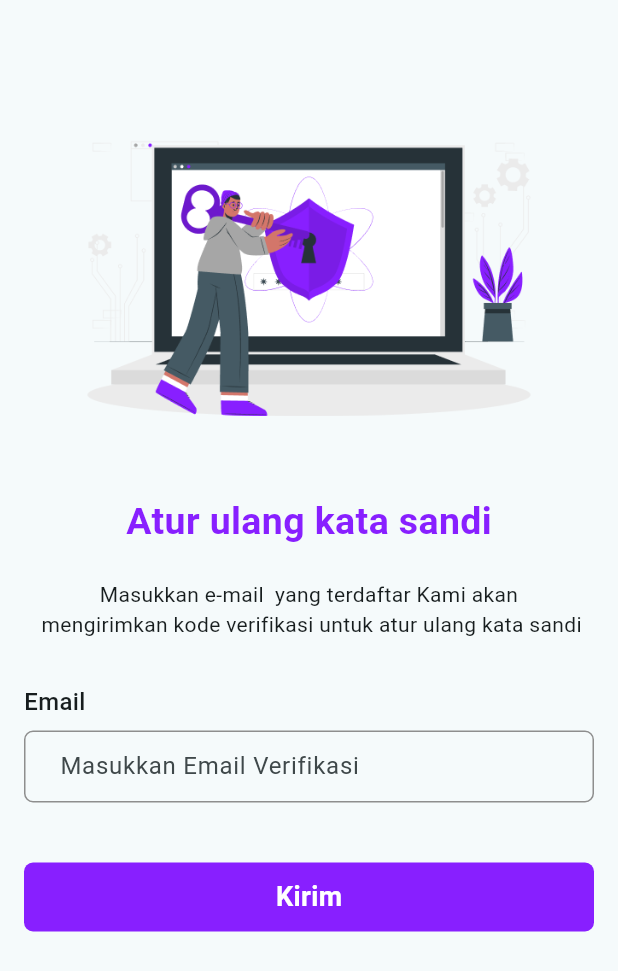
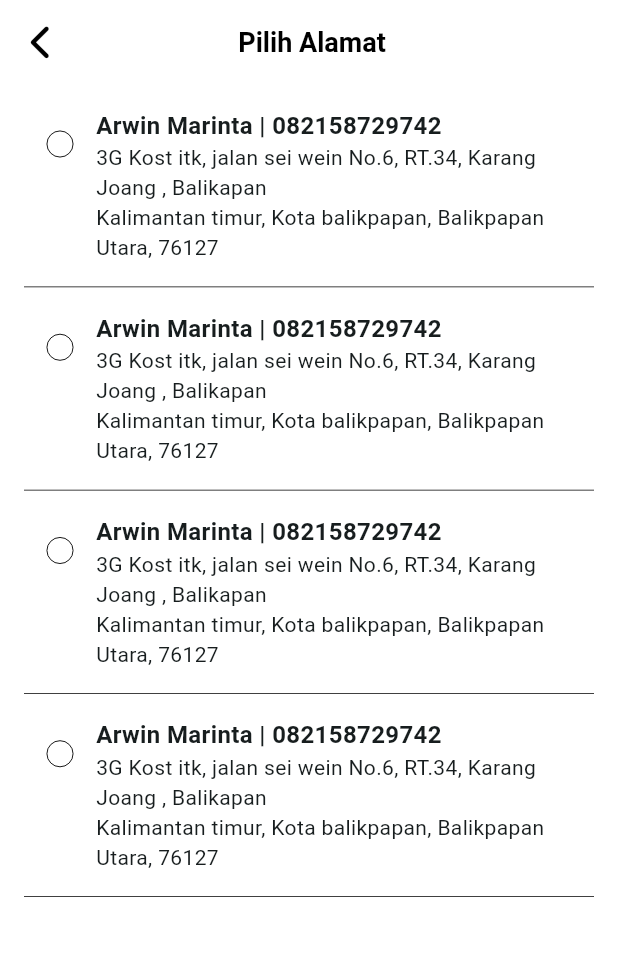
Before and after one commit to ArwinMarinta/Mobile-RentCost, a Flutter app: the screen it shows after launch, on a phone screen of 412 x 824 dp. Shown: the top 971 px of the screen. Run offline on Flutter 3.47's test engine with Material 3 defaults, Android fonts, the phone set to English and light mode, and no system bars; our stand-ins replace carousel_slider, dotted_border, go_router, icons_plus.

Commit message:
slice: select_address screen

```diff
--- /dev/null
+++ b/lib/features/model/address.dart
@@ -0,0 +1,45 @@
+class AddressType {
+  int id;
+  String fullName;
+  String phoneNumber;
+  String address1;
+  String address2;
+
+  AddressType(
+      {required this.id,
+      required this.fullName,
+      required this.phoneNumber,
+      required this.address1,
+      required this.address2});
+}
+
+var addressList = [
+  AddressType(
+      id: 1,
+      fullName: "Arwin Marinta",
+      phoneNumber: "082158729742",
+      address1:
+          "3G Kost itk, jalan sei wein No.6, RT.34, Karang Joang , Balikapan",
+      address2: "Kalimantan timur, Kota balikpapan, Balikpapan Utara, 76127"),
+  AddressType(
+      id: 2,
+      fullName: "Arwin Marinta",
+      phoneNumber: "082158729742",
+      address1:
+          "3G Kost itk, jalan sei wein No.6, RT.34, Karang Joang , Balikapan",
+      address2: "Kalimantan timur, Kota balikpapan, Balikpapan Utara, 76127"),
+  AddressType(
+      id: 3,
+      fullName: "Arwin Marinta",
+      phoneNumber: "082158729742",
+      address1:
+          "3G Kost itk, jalan sei wein No.6, RT.34, Karang Joang , Balikapan",
+      address2: "Kalimantan timur, Kota balikpapan, Balikpapan Utara, 76127"),
+  AddressType(
+      id: 4,
+      fullName: "Arwin Marinta",
+      phoneNumber: "082158729742",
+      address1:
+          "3G Kost itk, jalan sei wein No.6, RT.34, Karang Joang , Balikapan",
+      address2: "Kalimantan timur, Kota balikpapan, Balikpapan Utara, 76127")
+];
--- a/lib/features/view/cart.dart
+++ b/lib/features/view/cart.dart
@@ -1,7 +1,9 @@
+import 'package:RentCost/features/view/home.dart';
 import 'package:flutter/material.dart';
 import 'package:RentCost/features/model/cart.dart';
 import 'package:RentCost/features/view/navigation_bar.dart';
 import 'package:RentCost/features/widget/card_cart.dart';
+import 'package:go_router/go_router.dart';
 import 'package:icons_plus/icons_plus.dart';
 
 class Cart extends StatefulWidget {
@@ -18,6 +20,7 @@ class _CartState extends State<Cart> {
     return Scaffold(
       backgroundColor: Colors.white,
       appBar: AppBar(
+        scrolledUnderElevation: 0.0,
         backgroundColor: Colors.white,
         centerTitle: true,
         elevation: 0,
@@ -90,7 +93,11 @@ class _CartState extends State<Cart> {
                     ),
                     const SizedBox(width: 6.0),
                     TextButton(
-                      onPressed: () {},
+                      onPressed: () {
+                        setState(() {
+                          context.go('/select_address');
+                        });
+                      },
                       child: const Text("Ubah"),
                     ),
                   ],
--- a/lib/features/view/category.dart
+++ b/lib/features/view/category.dart
@@ -13,6 +13,7 @@ class _CategoryState extends State<Category> {
   Widget build(BuildContext context) {
     return Scaffold(
       appBar: AppBar(
+        scrolledUnderElevation: 0.0,
         backgroundColor: Colors.white,
         title: const Text("Header"),
       ),
--- a/lib/features/view/home.dart
+++ b/lib/features/view/home.dart
@@ -31,6 +31,7 @@ class _HomeState extends State<Home> {
       appBar: PreferredSize(
         preferredSize: const Size.fromHeight(60.0),
         child: AppBar(
+          scrolledUnderElevation: 0.0,
           backgroundColor: Colors.white,
           title: Row(
             mainAxisAlignment: MainAxisAlignment.spaceBetween,
--- a/lib/features/view/login.dart
+++ b/lib/features/view/login.dart
@@ -27,6 +27,7 @@ class _LoginState extends State<Login> {
       appBar: PreferredSize(
         preferredSize: Size.zero,
         child: AppBar(
+          scrolledUnderElevation: 0.0,
           backgroundColor: Colors.white,
         ),
       ),
--- a/lib/features/view/profile.dart
+++ b/lib/features/view/profile.dart
@@ -16,6 +16,7 @@ class _ProfileState extends State<Profile> {
     return Scaffold(
       backgroundColor: Colors.white,
       appBar: AppBar(
+        scrolledUnderElevation: 0.0,
         backgroundColor: Colors.white,
         title: const Center(child: Text("AKUN SAYA")),
       ),
--- a/lib/features/view/register.dart
+++ b/lib/features/view/register.dart
@@ -28,6 +28,7 @@ class _RegisterState extends State<Register> {
     return Scaffold(
       backgroundColor: Colors.white,
       appBar: AppBar(
+          scrolledUnderElevation: 0.0,
           backgroundColor: Colors.white,
           centerTitle: true,
           leading: GestureDetector(
--- a/lib/features/view/search.dart
+++ b/lib/features/view/search.dart
@@ -19,6 +19,7 @@ class _SearchState extends State<Search> {
       appBar: PreferredSize(
         preferredSize: const Size.fromHeight(60.0),
         child: AppBar(
+          scrolledUnderElevation: 0.0,
           backgroundColor: Colors.white,
           title: Row(
             children: [
--- /dev/null
+++ b/lib/features/view/select_address.dart
@@ -0,0 +1,57 @@
+import 'package:RentCost/features/widget/card_address.dart';
+import 'package:flutter/material.dart';
+import 'package:go_router/go_router.dart';
+import 'package:icons_plus/icons_plus.dart';
+import 'package:RentCost/features/model/address.dart';
+
+class SelectAddress extends StatefulWidget {
+  const SelectAddress({super.key});
+
+  @override
+  State<SelectAddress> createState() => _SelectAddressState();
+}
+
+class _SelectAddressState extends State<SelectAddress> {
+  final List<AddressType> address = addressList;
+
+  @override
+  Widget build(BuildContext context) {
+    return Scaffold(
+      backgroundColor: Colors.white,
+      appBar: AppBar(
+          backgroundColor: Colors.white,
+          centerTitle: true,
+          leading: GestureDetector(
+            onTap: () {
+              context.go("/cart");
+            },
+            child: const Icon(
+              FontAwesome.chevron_left_solid,
+              color: Colors.black,
+            ),
+          ),
+          elevation: 0,
+          title: const Row(
+            mainAxisAlignment: MainAxisAlignment.center,
+            mainAxisSize: MainAxisSize.min,
+            children: [
+              Padding(
+                  padding: EdgeInsets.symmetric(horizontal: 2, vertical: 2)),
+              Text(
+                "Pilih Alamat",
+                style: TextStyle(
+                    fontSize: 18.0,
+                    color: Colors.black,
+                    fontWeight: FontWeight.bold),
+              ),
+            ],
+          )),
+      body: SingleChildScrollView(
+        padding: const EdgeInsets.symmetric(horizontal: 16.0),
+        child: Column(
+          children: <Widget>[CardAddress(address: address)],
+        ),
+      ),
+    );
+  }
+}
--- a/lib/features/view/shop.dart
+++ b/lib/features/view/shop.dart
@@ -16,6 +16,7 @@ class _ShopState extends State<Shop> {
     return Scaffold(
       backgroundColor: Colors.white,
       appBar: AppBar(
+          scrolledUnderElevation: 0.0,
           backgroundColor: Colors.white,
           centerTitle: true,
           leading: GestureDetector(
--- a/lib/features/view/shopping.dart
+++ b/lib/features/view/shopping.dart
@@ -13,6 +13,7 @@ class _ShoppingState extends State<Shopping> {
   Widget build(BuildContext context) {
     return Scaffold(
       appBar: AppBar(
+        scrolledUnderElevation: 0.0,
         backgroundColor: Colors.white,
         title: const Text("Header"),
       ),
--- /dev/null
+++ b/lib/features/widget/card_address.dart
@@ -0,0 +1,75 @@
+import 'package:flutter/material.dart';
+import 'package:RentCost/features/model/address.dart';
+
+class CardAddress extends StatefulWidget {
+  final List<AddressType> address;
+
+  const CardAddress({required this.address, super.key});
+
+  @override
+  State<CardAddress> createState() => _CardAddressState();
+}
+
+class _CardAddressState extends State<CardAddress> {
+  bool? value = false;
+  @override
+  Widget build(BuildContext context) {
+    return Column(
+      children: widget.address.map((data) {
+        return Container(
+          padding: const EdgeInsets.symmetric(vertical: 16.0),
+          decoration: const BoxDecoration(
+              border:
+                  Border(bottom: BorderSide(color: Colors.black, width: 0.5))),
+          child: Row(
+            // mainAxisAlignment: MainAxisAlignment.start,
+            crossAxisAlignment: CrossAxisAlignment.start,
+            children: [
+              Checkbox(
+                fillColor: WidgetStateProperty.resolveWith<Color?>(
+                    (Set<WidgetState> states) {
+                  if (states.contains(WidgetState.selected)) {
+                    return const Color(0xFF881FFF); // Warna saat dicentang
+                  }
+                  return Colors.white; // Warna saat tidak dicentang
+                }),
+                // materialTapTargetSize: MaterialTapTargetSize.shrinkWrap,
+                shape: const CircleBorder(),
+                side: const BorderSide(width: 0.6),
+                value: value,
+                // key: data.id,
+                onChanged: (bool? newValue) {
+                  setState(() {
+                    value = newValue;
+                  });
+                },
+              ),
+              Expanded(
+                child: Column(
+                  crossAxisAlignment: CrossAxisAlignment.start,
+                  children: [
+                    Text(
+                      '${data.fullName} | ${data.phoneNumber} ',
+                      style: const TextStyle(
+                          fontSize: 16.0, fontWeight: FontWeight.bold),
+                      overflow: TextOverflow.ellipsis,
+                    ),
+                    Text(
+                      data.address1,
+                      softWrap: true,
+                      // overflow: TextOverflow.ellipsis,
+                    ),
+                    Text(
+                      data.address2,
+                      softWrap: true,
+                    )
+                  ],
+                ),
+              )
+            ],
+          ),
+        );
+      }).toList(),
+    );
+  }
+}
--- a/lib/features/widget/card_cart.dart
+++ b/lib/features/widget/card_cart.dart
@@ -35,6 +35,16 @@ class _CardCartState extends State<CardCart> {
                   child: Row(
                     children: [
                       Checkbox(
+                        fillColor: WidgetStateProperty.resolveWith<Color?>(
+                            (Set<WidgetState> states) {
+                          if (states.contains(WidgetState.selected)) {
+                            return const Color(
+                                0xFF881FFF); // Warna saat dicentang
+                          }
+                          return Colors.white; // Warna saat tidak dicentang
+                        }),
+                        // materialTapTargetSize: MaterialTapTargetSize.shrinkWrap,
+                        // shape: const CircleBorder(),
                         side: const BorderSide(width: 0.6),
                         value: value,
                         // key: data.id,
--- a/lib/routes/app.routes.dart
+++ b/lib/routes/app.routes.dart
@@ -5,6 +5,7 @@ import 'package:RentCost/features/view/login.dart';
 import 'package:RentCost/features/view/profile.dart';
 import 'package:RentCost/features/view/register.dart';
 import 'package:RentCost/features/view/search.dart';
+import 'package:RentCost/features/view/select_address.dart';
 import 'package:RentCost/features/view/shop.dart';
 import 'package:RentCost/features/view/verify_email.dart';
 // import 'package:RentCost/features/view/shopping.dart';
@@ -12,7 +13,7 @@ import 'package:go_router/go_router.dart';
 // import 'package:shared_preferences/shared_preferences.dart';
 
 GoRouter goRouter() {
-  return GoRouter(initialLocation: "/verify-email", routes: [
+  return GoRouter(initialLocation: "/select_address", routes: [
     GoRoute(
         path: "/",
         pageBuilder: (context, state) => const NoTransitionPage(child: Home())),
@@ -46,5 +47,9 @@ GoRouter goRouter() {
         path: "/verify-email",
         pageBuilder: (context, state) =>
             const NoTransitionPage(child: VerifyEmail())),
+    GoRoute(
+        path: "/select_address",
+        pageBuilder: (context, state) =>
+            const NoTransitionPage(child: SelectAddress())),
   ]);
 }
```
